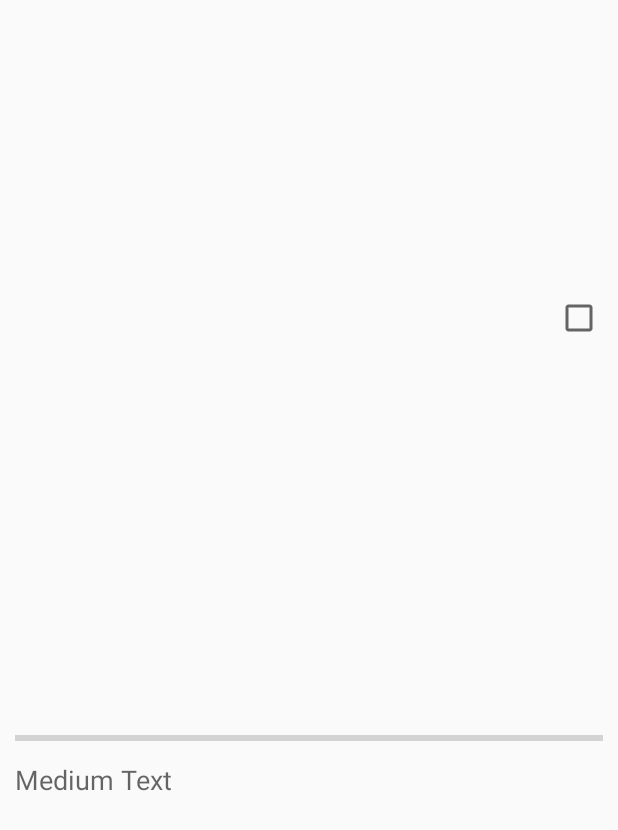
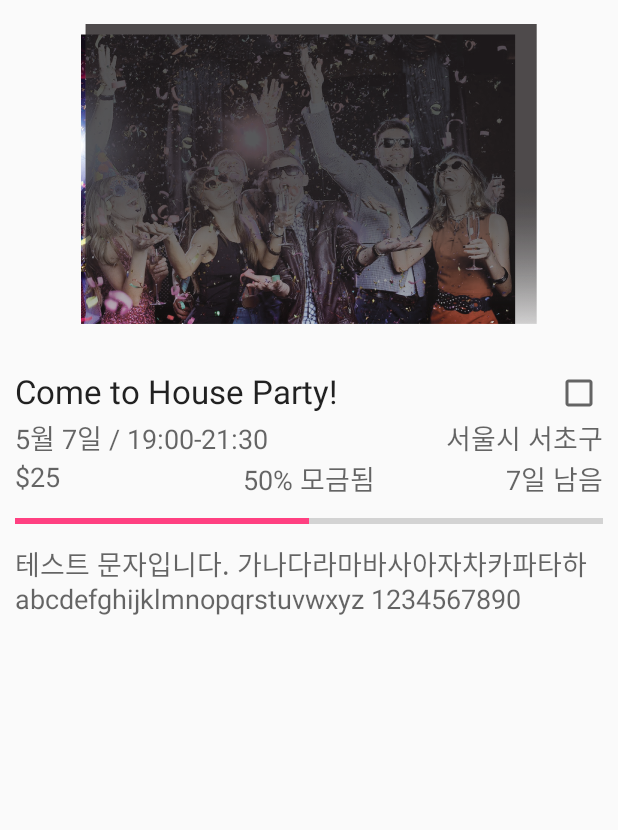
Before and after one commit to rapturekwang/PartyPeople, an Android app: the screen it shows after launch (PartyDetailActivity), after a tap on "Come to House Party!", on a phone screen of 412 x 824 dp. Shown: the top 830 px of the screen. Run offline under Robolectric (Android 15) with nearby library versions, the phone set to English and light mode, and no system bars.

Commit message:
detail page modify

```diff
--- a/app/src/main/java/com/partypeople/www/partypeople/adapter/DetailPageAdapter.java
+++ /dev/null
@@ -1,30 +0,0 @@
-package com.partypeople.www.partypeople.adapter;
-
-import android.view.View;
-import android.view.ViewGroup;
-import android.widget.BaseAdapter;
-
-/**
- * Created by Tacademy on 2015-10-16.
- */
-public class DetailPageAdapter extends BaseAdapter {
-    @Override
-    public int getCount() {
-        return 0;
-    }
-
-    @Override
-    public Object getItem(int position) {
-        return null;
-    }
-
-    @Override
-    public long getItemId(int position) {
-        return 0;
-    }
-
-    @Override
-    public View getView(int position, View convertView, ViewGroup parent) {
-        return null;
-    }
-}
--- a/app/src/main/java/com/partypeople/www/partypeople/adapter/MainTabFragmentAdapter.java
+++ b/app/src/main/java/com/partypeople/www/partypeople/adapter/MainFragmentAdapter.java
@@ -13,7 +13,7 @@ import java.util.List;
 /**
  * Created by Tacademy on 2015-10-15.
  */
-public class MainTabFragmentAdapter extends BaseAdapter {
+public class MainFragmentAdapter extends BaseAdapter {
     List<PartyItemData> items = new ArrayList<PartyItemData>();
 
     public void add(PartyItemData item) {
--- a/app/src/main/java/com/partypeople/www/partypeople/adapter/MainTabLayoutAdapter.java
+++ b/app/src/main/java/com/partypeople/www/partypeople/adapter/MainTabAdapter.java
@@ -5,20 +5,20 @@ import android.support.v4.app.FragmentManager;
 import android.support.v4.app.FragmentPagerAdapter;
 
 import com.partypeople.www.partypeople.utils.Constants;
-import com.partypeople.www.partypeople.display.MainTabLayoutFragment;
+import com.partypeople.www.partypeople.display.MainTabFragment;
 
 /**
  * Created by dongja94 on 2015-10-14.
  */
-public class MainTabLayoutAdapter extends FragmentPagerAdapter {
+public class MainTabAdapter extends FragmentPagerAdapter {
 
-    public MainTabLayoutAdapter(FragmentManager fm) {
+    public MainTabAdapter(FragmentManager fm) {
         super(fm);
     }
 
     @Override
     public Fragment getItem(int position) {
-        return MainTabLayoutFragment.newInstance("Item : " + position);
+        return MainTabFragment.newInstance("Item : " + position);
     }
 
     @Override
--- a/app/src/main/java/com/partypeople/www/partypeople/display/MainActivity.java
+++ b/app/src/main/java/com/partypeople/www/partypeople/display/MainActivity.java
@@ -18,7 +18,7 @@ import android.widget.EditText;
 import android.widget.Toast;
 
 import com.partypeople.www.partypeople.utils.Constants;
-import com.partypeople.www.partypeople.adapter.MainTabLayoutAdapter;
+import com.partypeople.www.partypeople.adapter.MainTabAdapter;
 import com.partypeople.www.partypeople.R;
 
 public class MainActivity extends AppCompatActivity {
@@ -42,7 +42,7 @@ public class MainActivity extends AppCompatActivity {
 
         tabs = (TabLayout) findViewById(R.id.tabs);
         pager = (ViewPager)findViewById(R.id.pager);
-        MainTabLayoutAdapter adpater = new MainTabLayoutAdapter(getSupportFragmentManager());
+        MainTabAdapter adpater = new MainTabAdapter(getSupportFragmentManager());
         pager.setAdapter(adpater);
 
         tabs.setupWithViewPager(pager);
--- a/app/src/main/java/com/partypeople/www/partypeople/display/MainTabLayoutFragment.java
+++ b/app/src/main/java/com/partypeople/www/partypeople/display/MainTabFragment.java
@@ -4,7 +4,6 @@ package com.partypeople.www.partypeople.display;
 import android.content.Intent;
 import android.os.Bundle;
 import android.support.v4.app.Fragment;
-import android.util.Log;
 import android.view.LayoutInflater;
 import android.view.View;
 import android.view.ViewGroup;
@@ -14,31 +13,31 @@ import android.widget.Toast;
 
 import com.partypeople.www.partypeople.data.PartyItemData;
 import com.partypeople.www.partypeople.R;
-import com.partypeople.www.partypeople.adapter.MainTabFragmentAdapter;
+import com.partypeople.www.partypeople.adapter.MainFragmentAdapter;
 
 
 /**
  * A simple {@link Fragment} subclass.
- * Use the {@link MainTabLayoutFragment#newInstance} factory method to
+ * Use the {@link MainTabFragment#newInstance} factory method to
  * create an instance of this fragment.
  */
-public class MainTabLayoutFragment extends Fragment {
+public class MainTabFragment extends Fragment {
 
     private static final String ARG_NAME = "name";
     private String mName;
     ListView listView;
-    MainTabFragmentAdapter mAdapter;
+    MainFragmentAdapter mAdapter;
 
 
-    public static MainTabLayoutFragment newInstance(String name) {
-        MainTabLayoutFragment fragment = new MainTabLayoutFragment();
+    public static MainTabFragment newInstance(String name) {
+        MainTabFragment fragment = new MainTabFragment();
         Bundle args = new Bundle();
         args.putString(ARG_NAME, name);
         fragment.setArguments(args);
         return fragment;
     }
 
-    public MainTabLayoutFragment() {
+    public MainTabFragment() {
         // Required empty public constructor
     }
 
@@ -56,7 +55,7 @@ public class MainTabLayoutFragment extends Fragment {
         View view = inflater.inflate(R.layout.fragment_blank, container, false);
         //((TextView)view.findViewById(R.id.text_name)).setText(mName);
         listView = (ListView)view.findViewById(R.id.listView);
-        mAdapter = new MainTabFragmentAdapter();
+        mAdapter = new MainFragmentAdapter();
         listView.setAdapter(mAdapter);
 
         listView.setOnItemClickListener(new AdapterView.OnItemClickListener() {
--- a/app/src/main/java/com/partypeople/www/partypeople/display/PartyDetailActivity.java
+++ b/app/src/main/java/com/partypeople/www/partypeople/display/PartyDetailActivity.java
@@ -2,14 +2,43 @@ package com.partypeople.www.partypeople.display;
 
 import android.support.v7.app.AppCompatActivity;
 import android.os.Bundle;
+import android.view.View;
+import android.widget.ImageView;
+import android.widget.TextView;
 
 import com.partypeople.www.partypeople.R;
+import com.partypeople.www.partypeople.data.PartyItemData;
 
 public class PartyDetailActivity extends AppCompatActivity {
+
+    ImageView imageView;
+    PartyItemView itemView;
+    TextView desView;
 
     @Override
     protected void onCreate(Bundle savedInstanceState) {
         super.onCreate(savedInstanceState);
         setContentView(R.layout.activity_party_detail);
+        imageView = (ImageView)findViewById(R.id.image_party_detail);
+        itemView = (PartyItemView)findViewById(R.id.custom_detail);
+        desView = (TextView)findViewById(R.id.text_des);
+
+        initData();
+    }
+
+    private void initData() {
+        imageView.setImageResource(R.drawable.demo_img);
+        PartyItemData data = new PartyItemData();
+        data.title = "Come to House Party!";
+        data.date = "5월 7일 / 19:00-21:30";
+        data.partyImg = null;
+        data.location = "서울시 서초구";
+        data.price = "$25";
+        data.progress = 50;
+        data.progressText = data.progress+"% 모금됨";
+        data.dueDate = "7일 남음";
+        itemView.setVisible(View.GONE);
+        itemView.setItemData(data);
+        desView.setText("테스트 문자입니다. 가나다라마바사아자차카파타하 abcdefghijklmnopqrstuvwxyz 1234567890");
     }
 }
--- a/app/src/main/java/com/partypeople/www/partypeople/display/PartyItemView.java
+++ b/app/src/main/java/com/partypeople/www/partypeople/display/PartyItemView.java
@@ -67,4 +67,8 @@ public class PartyItemView extends RelativeLayout {
         bookMarkView.setClickable(false);
         //bookMarkView.setChecked(data.bookMark);
     }
+
+    public void setVisible(int visible) {
+        partyImgView.setVisibility(visible);
+    }
 }
--- a/app/src/main/res/layout/activity_party_detail.xml
+++ b/app/src/main/res/layout/activity_party_detail.xml
@@ -13,10 +13,10 @@
     android:paddingBottom="@dimen/activity_vertical_margin"
     tools:context="com.partypeople.www.partypeople.display.PartyDetailActivity">
 
-    <android.support.v4.view.ViewPager
+    <ImageView
         android:layout_width="match_parent"
-        android:layout_height="150dp"
-        android:id="@+id/pager_detail"
+        android:layout_height="200dp"
+        android:id="@+id/image_party_detail"
         android:layout_alignParentTop="true"
         android:layout_alignParentStart="true" />
 
@@ -24,7 +24,7 @@
         android:layout_width="wrap_content"
         android:layout_height="wrap_content"
         android:id="@+id/custom_detail"
-        android:layout_below="@+id/pager_detail"
+        android:layout_below="@+id/image_party_detail"
         android:layout_alignParentStart="true" />
 
     <TextView
```
